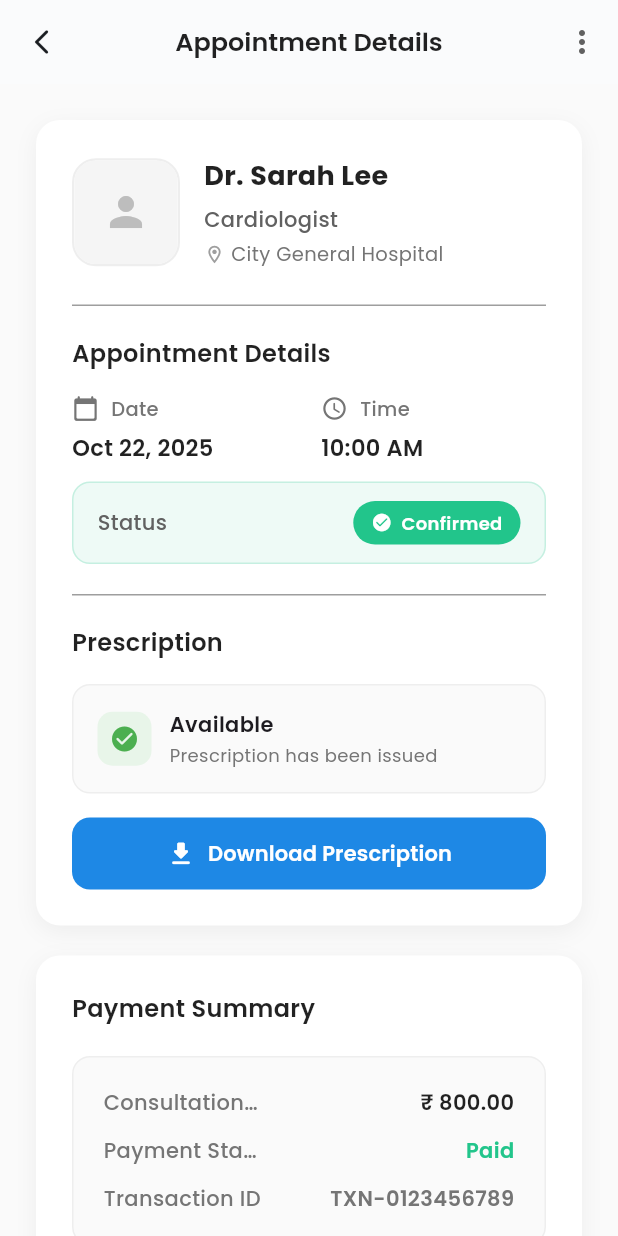
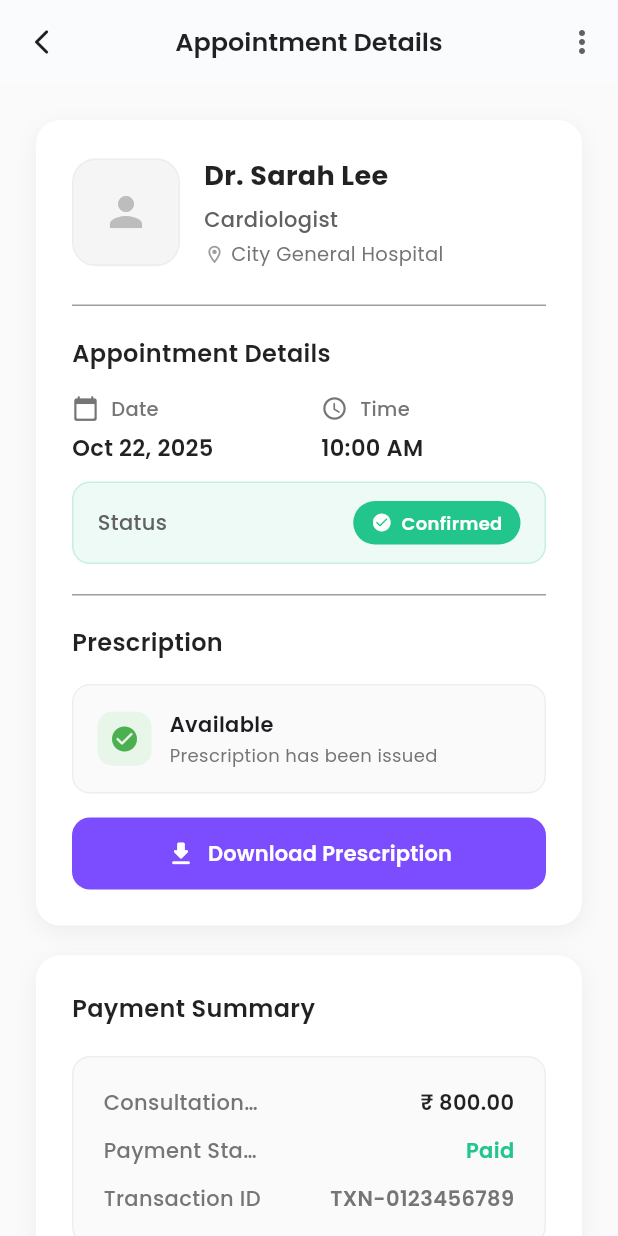
Before and after one commit to saeedkg/arogyam, a Flutter app: the AppointmentDetailScreen screen opened by its route, on a phone screen of 412 x 824 dp. Run offline on Flutter 3.47's test engine with Material 3 defaults, Android fonts, the phone set to English and light mode, and no system bars; our stand-ins replace carousel_slider, connectivity_plus, dio, flutter_svg, get, google_fonts and 3 more; missing offline and left inert: dyte_uikit, encrypt; accounts and stored records are empty; network calls fail.

Commit message:
all color moved to app colors

```diff
--- a/lib/_shared/ui/app_colors.dart
+++ b/lib/_shared/ui/app_colors.dart
@@ -3,19 +3,57 @@ import 'dart:ui';
 class AppColors {
   const AppColors._(); // Private constructor
 
-  // Your provided colors
+  // Brand Colors
   static const Color roseDust = Color(0xFFDC9497);
   static const Color sageGreen = Color(0xFF93C19E);
   static const Color peach = Color(0xFFF5AD7E);
   static const Color teal = Color(0xFF4D9B91);
   static const Color deepPurple = Color(0xFF352261);
   static const Color blush = Color(0xFFDEB6B5);
-  static const  Color mediumSkyBlue = Color(0xFF89CCDB);
+  static const Color mediumSkyBlue = Color(0xFF89CCDB);
   static const Color blueBell = Color(0xFFACA1CD);
 
-  // You can add more colors here as needed
+  // Primary Colors
+  static const Color primaryGreen = Color(0xFF22C58B);
+  static const Color primaryBlue = Color(0xFF20BEE8);
+  static const Color successGreen = Color(0xFF00BFA5);
+  static const Color warningOrange = Color(0xFFFF9100);
+  static const Color infoBlue = Color(0xFF7C4DFF);
+  static const Color errorRed = Color(0xFFE53E3E);
 
+  // Background Colors
+  static const Color backgroundLight = Color(0xFFF7FAFF);
+  static const Color backgroundWhite = Color(0xFFFFFFFF);
+  static const Color backgroundBlack = Color(0xFF000000);
+
+  // Status Colors
+  static const Color confirmedGreen = Color(0xFFE8F5E9);
+  static const Color pendingBlue = Color(0xFFE3F2FD);
+  static const Color cancelledOrange = Color(0xFFFFF3E0);
+  static const Color defaultGrey = Color(0xFFF5F5F5);
+
+  // Text Colors
+  static const Color textDark = Color(0xFF2E7D32);
+  static const Color textBlue = Color(0xFF1565C0);
+  static const Color textOrange = Color(0xFFEF6C00);
+
+  // Basic Colors
   static const Color white = Color(0xFFFFFFFF);
   static const Color black = Color(0xFF000000);
+  static const Color transparent = Color(0x00000000);
+
+  // Grey Shades
+  static const Color grey50 = Color(0xFFFAFAFA);
+  static const Color grey100 = Color(0xFFF5F5F5);
+  static const Color grey200 = Color(0xFFEEEEEE);
+  static const Color grey300 = Color(0xFFE0E0E0);
+  static const Color grey400 = Color(0xFFBDBDBD);
+  static const Color grey500 = Color(0xFF9E9E9E);
+  static const Color grey600 = Color(0xFF757575);
+  static const Color grey700 = Color(0xFF616161);
+  static const Color grey800 = Color(0xFF424242);
+  static const Color grey900 = Color(0xFF212121);
+
+  // Legacy support
   static const Color grey = Color(0xFF9E9E9E);
 }
--- a/lib/appointment/appointment_detail_screen.dart
+++ b/lib/appointment/appointment_detail_screen.dart
@@ -1,6 +1,7 @@
 import 'package:flutter/material.dart';
 import 'package:get/get.dart';
 import '../landing/service/mock_api_service.dart';
+import '../_shared/ui/app_colors.dart';
 import 'entities/booking_detail.dart';
 
 class AppointmentDetailScreen extends StatefulWidget {
@@ -302,13 +303,13 @@ class _AppointmentDetailScreenState extends State<AppointmentDetailScreen> {
               Container(
                 padding: const EdgeInsets.all(8),
                 decoration: BoxDecoration(
-                  color: d.prescriptionAvailable ? Colors.green.shade50 : Colors.orange.shade50,
+                  color: d.prescriptionAvailable ? Colors.green.shade50 : AppColors.warningOrange,
                   borderRadius: BorderRadius.circular(10),
                 ),
                 child: Icon(
                   d.prescriptionAvailable ? Icons.check_circle_rounded : Icons.pending_rounded,
                   size: 20,
-                  color: d.prescriptionAvailable ? Colors.green : Colors.orange,
+                  color: d.prescriptionAvailable ? Colors.green : AppColors.warningOrange,
                 ),
               ),
               const SizedBox(width: 12),
@@ -346,7 +347,7 @@ class _AppointmentDetailScreenState extends State<AppointmentDetailScreen> {
             child: ElevatedButton(
               onPressed: () {},
               style: ElevatedButton.styleFrom(
-                backgroundColor: Colors.blue.shade600,
+                backgroundColor: AppColors.infoBlue,
                 foregroundColor: Colors.white,
                 shape: RoundedRectangleBorder(
                   borderRadius: BorderRadius.circular(12),
@@ -435,8 +436,8 @@ class _AppointmentDetailScreenState extends State<AppointmentDetailScreen> {
             child: OutlinedButton(
               onPressed: () {},
               style: OutlinedButton.styleFrom(
-                foregroundColor: Colors.blue.shade700,
-                side: BorderSide(color: Colors.blue.shade400, width: 1.5),
+                foregroundColor: AppColors.infoBlue,
+                side: BorderSide(color: AppColors.infoBlue, width: 1.5),
                 shape: RoundedRectangleBorder(
                   borderRadius: BorderRadius.circular(12),
                 ),
@@ -501,7 +502,7 @@ class _AppointmentDetailScreenState extends State<AppointmentDetailScreen> {
             child: ElevatedButton(
               onPressed: () {},
               style: ElevatedButton.styleFrom(
-                backgroundColor: const Color(0xFF22C58B),
+                backgroundColor: AppColors.primaryGreen,
                 foregroundColor: Colors.white,
                 shape: RoundedRectangleBorder(
                   borderRadius: BorderRadius.circular(12),
@@ -656,7 +657,7 @@ class _AppointmentDetailScreenState extends State<AppointmentDetailScreen> {
                   _future = _api.fetchBookingDetail(widget.bookingId);
                 }),
                 style: ElevatedButton.styleFrom(
-                  backgroundColor: Colors.blue.shade600,
+                  backgroundColor: AppColors.infoBlue,
                   foregroundColor: Colors.white,
                   shape: RoundedRectangleBorder(
                     borderRadius: BorderRadius.circular(12),
@@ -681,11 +682,11 @@ class _AppointmentDetailScreenState extends State<AppointmentDetailScreen> {
   Color _getStatusColor(String status) {
     switch (status.toLowerCase()) {
       case 'confirmed':
-        return const Color(0xFF22C58B);
+        return AppColors.primaryGreen;
       case 'completed':
-        return Colors.blue;
+        return AppColors.infoBlue;
       case 'pending':
-        return Colors.orange;
+        return AppColors.warningOrange;
       default:
         return Colors.grey;
     }
@@ -695,9 +696,9 @@ class _AppointmentDetailScreenState extends State<AppointmentDetailScreen> {
     switch (status.toLowerCase()) {
       case 'paid':
       case 'success':
-        return const Color(0xFF22C58B);
+        return AppColors.primaryGreen;
       case 'pending':
-        return Colors.orange;
+        return AppColors.warningOrange;
       case 'failed':
         return Colors.red;
       default:
--- a/lib/appointment/components/patient_card.dart
+++ b/lib/appointment/components/patient_card.dart
@@ -1,5 +1,6 @@
 import 'package:flutter/cupertino.dart';
 import 'package:flutter/material.dart';
+import '../../_shared/ui/app_colors.dart';
 
 class PatientCard extends StatelessWidget {
   final String name;
@@ -79,8 +80,8 @@ class PatientCard extends StatelessWidget {
             child: OutlinedButton(
               onPressed: onChange,
               style: OutlinedButton.styleFrom(
-                foregroundColor: const Color(0xFF22C58B),
-                side: const BorderSide(color: Color(0xFF22C58B), width: 1.2),
+                foregroundColor: AppColors.primaryGreen,
+                side: const BorderSide(color: AppColors.primaryGreen, width: 1.2),
                 padding: const EdgeInsets.symmetric(horizontal: 12),
                 shape: RoundedRectangleBorder(
                   borderRadius: BorderRadius.circular(8),
--- a/lib/find_doctor/search_doctors_screen.dart
+++ b/lib/find_doctor/search_doctors_screen.dart
@@ -1,6 +1,7 @@
 import 'package:flutter/material.dart';
 import 'package:get/get.dart';
 import '../_shared/ui/app_text.dart';
+import '../_shared/ui/app_colors.dart';
 import '../landing/controller/doctors_controller.dart';
 
 class SearchDoctorsScreen extends StatelessWidget {
@@ -81,7 +82,7 @@ class SearchDoctorsScreen extends StatelessWidget {
                     ),
                     selected: active,
                     onSelected: (_) => c.activeFilter.value = label,
-                    selectedColor: const Color(0xFF22C58B),
+                    selectedColor: AppColors.primaryGreen,
                     backgroundColor: Colors.grey.shade100,
                     checkmarkColor: Colors.white,
                     shape: RoundedRectangleBorder(
--- a/lib/landing/ui/components/dashboard_serach_view.dart
+++ b/lib/landing/ui/components/dashboard_serach_view.dart
@@ -2,7 +2,7 @@ import 'package:flutter/cupertino.dart';
 import 'package:flutter/material.dart';
 import 'package:flutter_svg/flutter_svg.dart';
 import 'package:get/get.dart';
-
+import '../../../_shared/ui/app_colors.dart';
 import '../../../find_doctor/search_doctors_screen.dart';
 
 class SearchSection extends StatelessWidget {
@@ -44,7 +44,7 @@ class SearchSection extends StatelessWidget {
                   width: 40,
                   height: 40,
                   decoration: BoxDecoration(
-                    color: const Color(0xFF22C58B).withOpacity(0.08),
+                    color: AppColors.primaryGreen.withOpacity(0.08),
                     borderRadius: BorderRadius.circular(12),
                   ),
                   child: Center(
@@ -52,7 +52,7 @@ class SearchSection extends StatelessWidget {
                       'assets/icon_svg/ic_search.svg',
                       width: 20,
                       height: 20,
-                      color: const Color(0xFF22C58B),
+                      color: AppColors.primaryGreen,
                     ),
                   ),
                 ),
```
Also changed, not shown: lib/appointment/components/appontment_card.dart (+10 -9 lines), lib/auth/enter_otp_screen.dart (+6 -5 lines), lib/auth/request_otp_screen.dart (+35 -34 lines), lib/consultation/ui/video_call_screen.dart (+18 -17 lines), lib/find_doctor/ui/consultation_confirmed_screen.dart (+25 -24 lines), lib/landing/ui/components/dashboard_quick_action_view.dart (+7 -6 lines), lib/onboarding/onboarding_screen.dart (+16 -15 lines).
